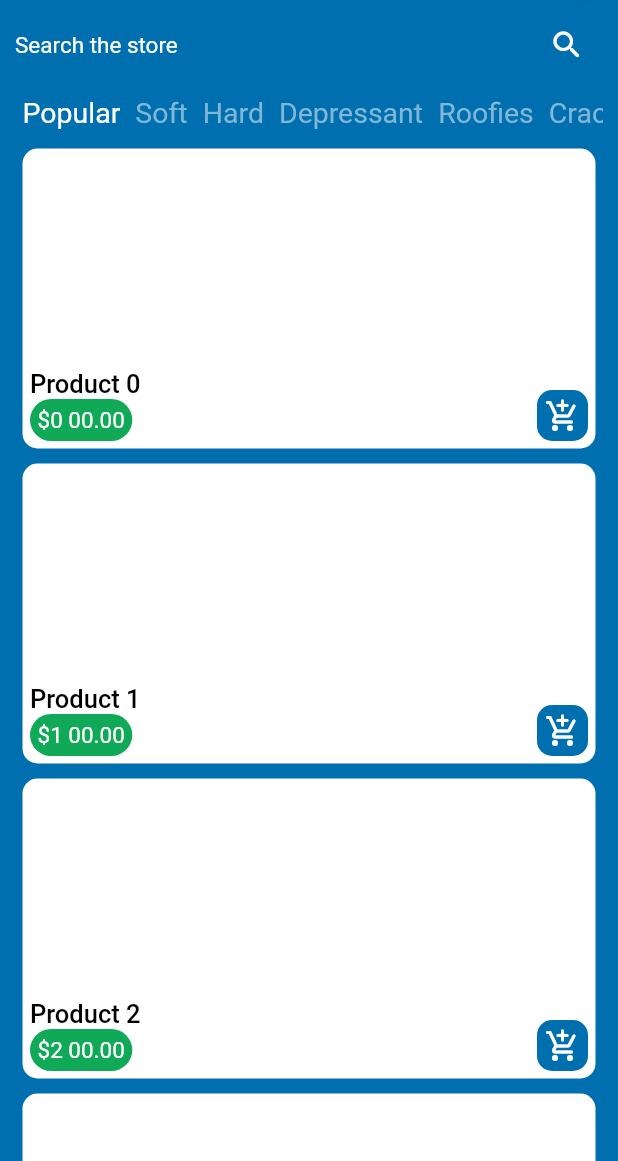
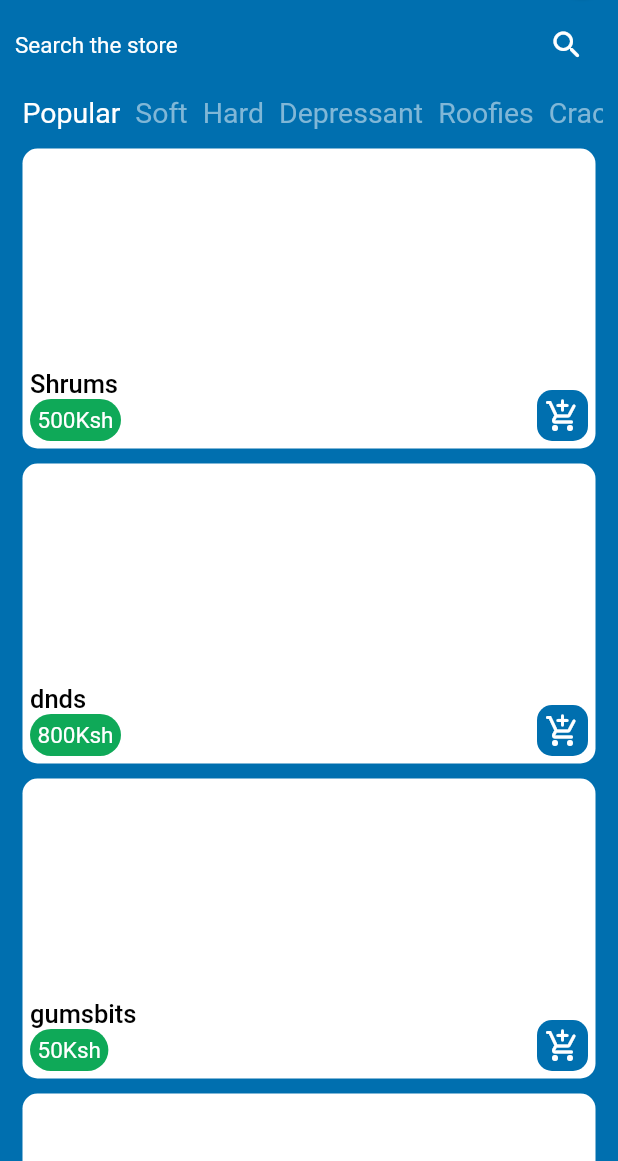
Before and after one commit to botdenoms/pills, a Flutter app: the screen it shows after launch, on a phone screen of 412 x 824 dp, the part 75-1236 px from its top. Run offline on Flutter 3.47's test engine with Material 2 defaults, Android fonts, the phone set to English and light mode, and no system bars.

Commit message:
intergrated data test to home and details screens

```diff
--- a/lib/screens/home.dart
+++ b/lib/screens/home.dart
@@ -12,6 +12,7 @@ class HomeScreen extends StatefulWidget {
 
 class _HomeScreenState extends State<HomeScreen> {
   int tabIndex = 0;
+  bool loading = false;
 
   @override
   Widget build(BuildContext context) {
@@ -63,8 +64,7 @@ class _HomeScreenState extends State<HomeScreen> {
             ),
             onPressed: () {
               // to the cart screen
-              Navigator.of(context).push(
-		slideFrmRight()
+              Navigator.of(context).push(slideFrmRight()
                   //MaterialPageRoute<void>(
                   // builder: (BuildContext context) => const CartScreen(),
                   //),
@@ -112,9 +112,15 @@ class _HomeScreenState extends State<HomeScreen> {
               ),
             ),
             Expanded(
-              child: ListView.builder(
+              child: loading
+                  ? const Center(
+                      child: CircularProgressIndicator.adaptive(
+                        backgroundColor: Colors.white,
+                      ),
+                    )
+                  : ListView.builder(
                       itemBuilder: itemCard,
-                itemCount: categories.length,
+                      itemCount: products.length,
                     ),
             )
           ],
@@ -141,7 +147,17 @@ class _HomeScreenState extends State<HomeScreen> {
         if (tabIndex == index) return;
         setState(() {
           tabIndex = index;
+          loading = true;
         });
+        // simulate data fetching
+        Future.delayed(
+          const Duration(seconds: 3),
+          () {
+            setState(() {
+              loading = false;
+            });
+          },
+        );
       },
     );
   }
@@ -170,7 +186,7 @@ class _HomeScreenState extends State<HomeScreen> {
                     crossAxisAlignment: CrossAxisAlignment.start,
                     children: [
                       Text(
-                        'Product $index',
+                        products[index].name,
                         style: const TextStyle(
                           fontSize: 17.0,
                           color: Colors.black,
@@ -188,7 +204,7 @@ class _HomeScreenState extends State<HomeScreen> {
                         ),
                         child: Center(
                           child: Text(
-                            '\$$index 00.00',
+                            products[index].priceFormat(),
                             style: const TextStyle(
                               color: Colors.white,
                               fontSize: 15.0,
@@ -224,7 +240,9 @@ class _HomeScreenState extends State<HomeScreen> {
         // to detailed screen
         Navigator.of(context).push(
           MaterialPageRoute<void>(
-            builder: (BuildContext context) => const DetailsScreen(),
+            builder: (BuildContext context) => DetailsScreen(
+              product: products[index],
+            ),
           ),
         );
       },
```
Also changed, not shown: lib/screens/details_screen.dart (+30 -15 lines). Lines whose indentation alone changed are shown as unchanged.
